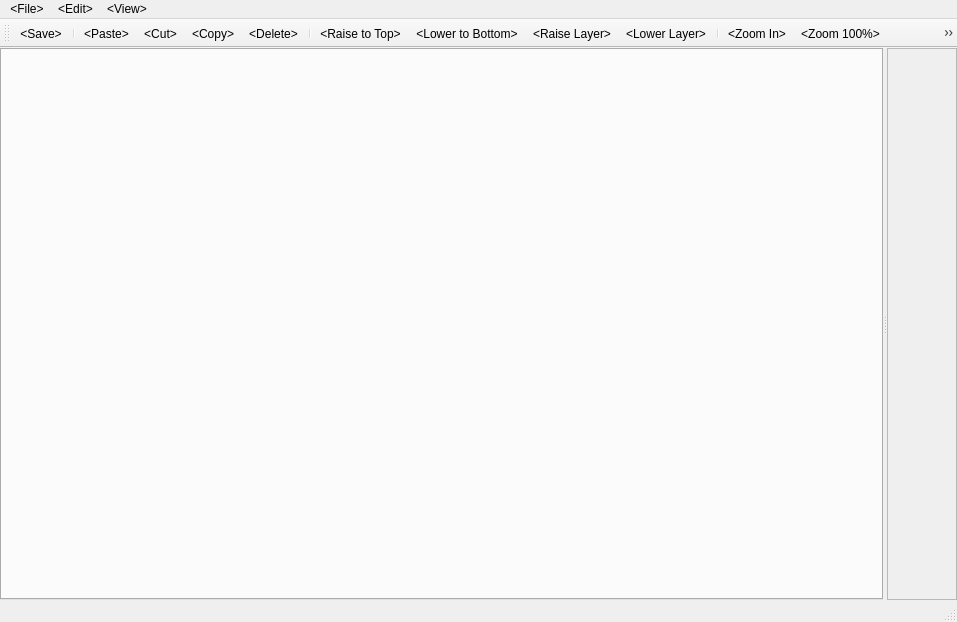
The window that leveleditorwindow.ui (Gota7/CoinKiller) describes before a commit, drawn with Qt 5.
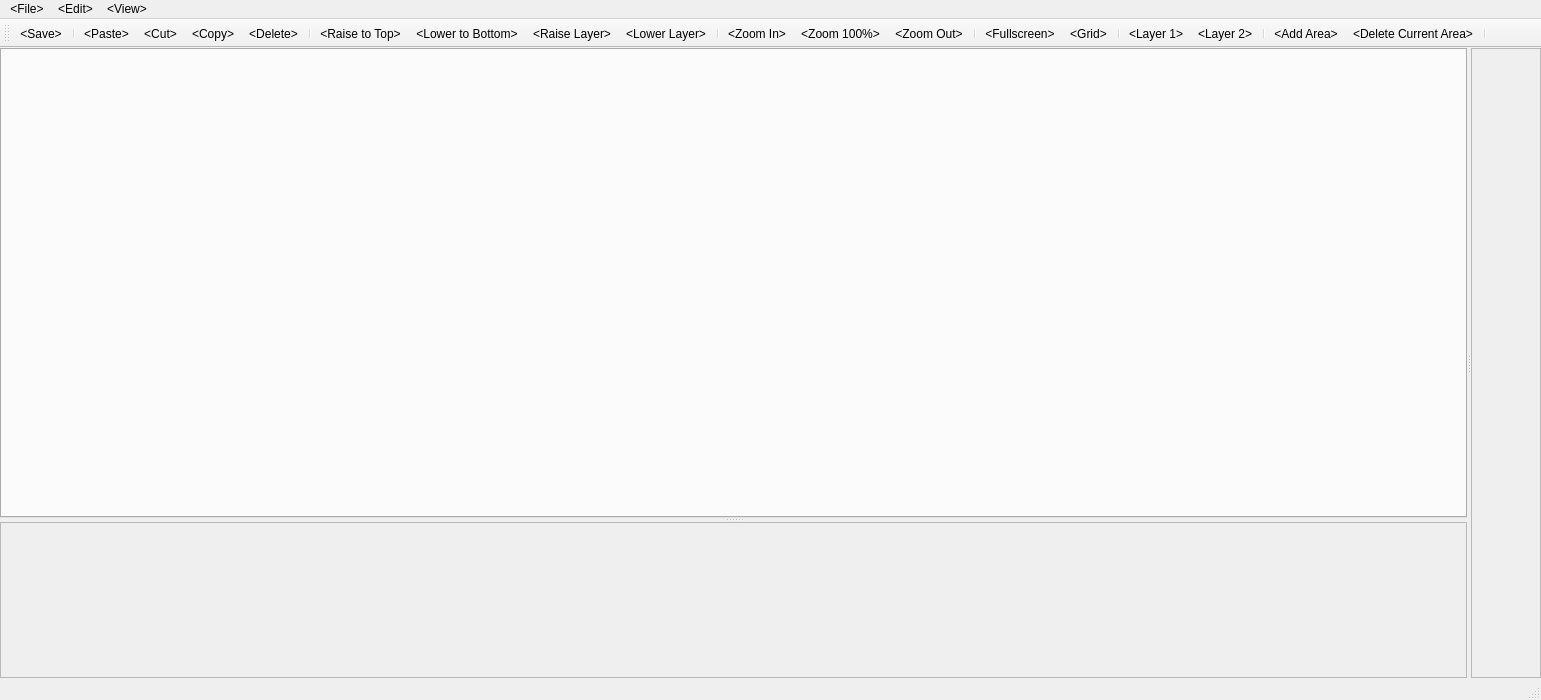
The same window after the commit.

```diff
--- a/leveleditorwindow.ui
+++ b/leveleditorwindow.ui
@@ -6,8 +6,8 @@
    <rect>
     <x>0</x>
     <y>0</y>
-    <width>957</width>
-    <height>622</height>
+    <width>1541</width>
+    <height>700</height>
    </rect>
   </property>
   <property name="windowTitle">
@@ -36,15 +36,38 @@
        <enum>Qt::Horizontal</enum>
       </property>
       <widget class="QWidget" name="sidebar" native="true">
-       <layout class="QHBoxLayout" name="horizontalLayout_6">
-        <property name="bottomMargin">
-         <number>0</number>
-        </property>
+       <layout class="QVBoxLayout" name="verticalLayout_2">
         <item>
-         <widget class="QTabWidget" name="sidebarTabWidget">
-          <property name="currentIndex">
-           <number>-1</number>
+         <widget class="QSplitter" name="splitter_2">
+          <property name="orientation">
+           <enum>Qt::Vertical</enum>
           </property>
+          <widget class="QTabWidget" name="sidebarTabWidget">
+           <property name="currentIndex">
+            <number>-1</number>
+           </property>
+          </widget>
+          <widget class="QScrollArea" name="miniMap">
+           <property name="verticalScrollBarPolicy">
+            <enum>Qt::ScrollBarAlwaysOff</enum>
+           </property>
+           <property name="horizontalScrollBarPolicy">
+            <enum>Qt::ScrollBarAlwaysOff</enum>
+           </property>
+           <property name="widgetResizable">
+            <bool>true</bool>
+           </property>
+           <widget class="QWidget" name="scrollAreaWidgetContents_3">
+            <property name="geometry">
+             <rect>
+              <x>0</x>
+              <y>0</y>
+              <width>1445</width>
+              <height>86</height>
+             </rect>
+            </property>
+           </widget>
+          </widget>
          </widget>
         </item>
        </layout>
@@ -59,7 +82,7 @@
           <x>0</x>
           <y>0</y>
           <width>69</width>
-          <height>556</height>
+          <height>634</height>
          </rect>
         </property>
        </widget>
@@ -73,7 +96,7 @@
     <rect>
      <x>0</x>
      <y>0</y>
-     <width>957</width>
+     <width>1541</width>
      <height>21</height>
     </rect>
    </property>
@@ -121,6 +144,9 @@
   </widget>
   <widget class="QStatusBar" name="statusbar"/>
   <widget class="QToolBar" name="toolBar">
+   <property name="enabled">
+    <bool>true</bool>
+   </property>
    <property name="windowTitle">
     <string>toolBar</string>
    </property>
@@ -148,13 +174,13 @@
    <addaction name="separator"/>
    <addaction name="actionFullscreen"/>
    <addaction name="actionGrid"/>
-   <addaction name="actionLiquid"/>
    <addaction name="separator"/>
    <addaction name="actionToggleLayer1"/>
    <addaction name="actionToggleLayer2"/>
    <addaction name="separator"/>
    <addaction name="actionAddArea"/>
    <addaction name="actionDeleteCurrentArea"/>
+   <addaction name="separator"/>
   </widget>
   <action name="actionToggleLayer1">
    <property name="checkable">
@@ -367,22 +393,6 @@
     <string>&lt;Lower Layer&gt;</string>
    </property>
   </action>
-  <action name="actionLiquid">
-   <property name="text">
-    <string>Toggle Liquid</string>
-   </property>
-   <property name="toolTip">
-    <string>Toggle Liquid</string>
-   </property>
-   <property name="shortcut">
-    <string>Ctrl+L</string>
-   </property>
-  </action>
-  <action name="actionLemmy_Mode">
-   <property name="text">
-    <string>Lemmy Mode</string>
-   </property>
-  </action>
  </widget>
  <resources/>
  <connections/>
```
Left out of the diff: 5 changed lines with no effect on the pictures.
